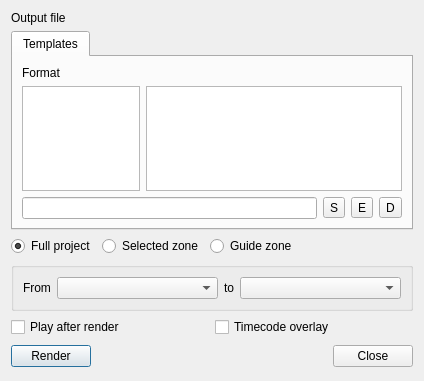
Qt form src/widgets/renderwidget_ui.ui (KDE/kdenlive) before a commit.
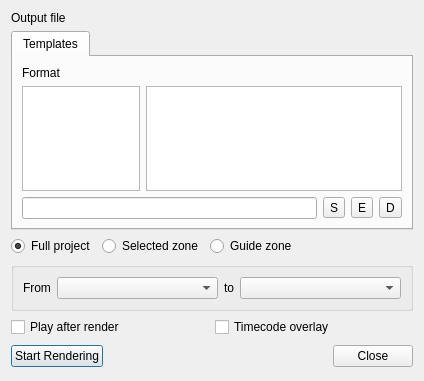
The same form after that commit. Custom widgets are drawn as their Qt base class.

```diff
--- a/src/widgets/renderwidget_ui.ui
+++ b/src/widgets/renderwidget_ui.ui
@@ -177,7 +177,7 @@
    <item row="5" column="0" >
     <widget class="KPushButton" name="buttonStart" >
      <property name="text" >
-      <string>Render</string>
+      <string>Start Rendering</string>
      </property>
     </widget>
    </item>
```
